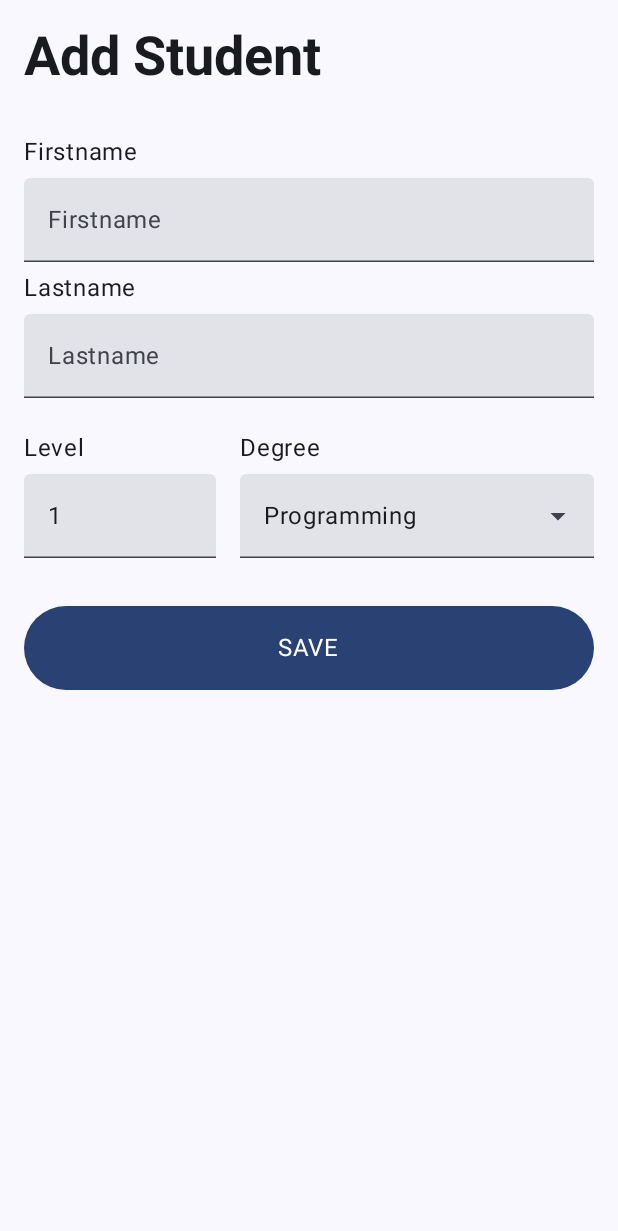
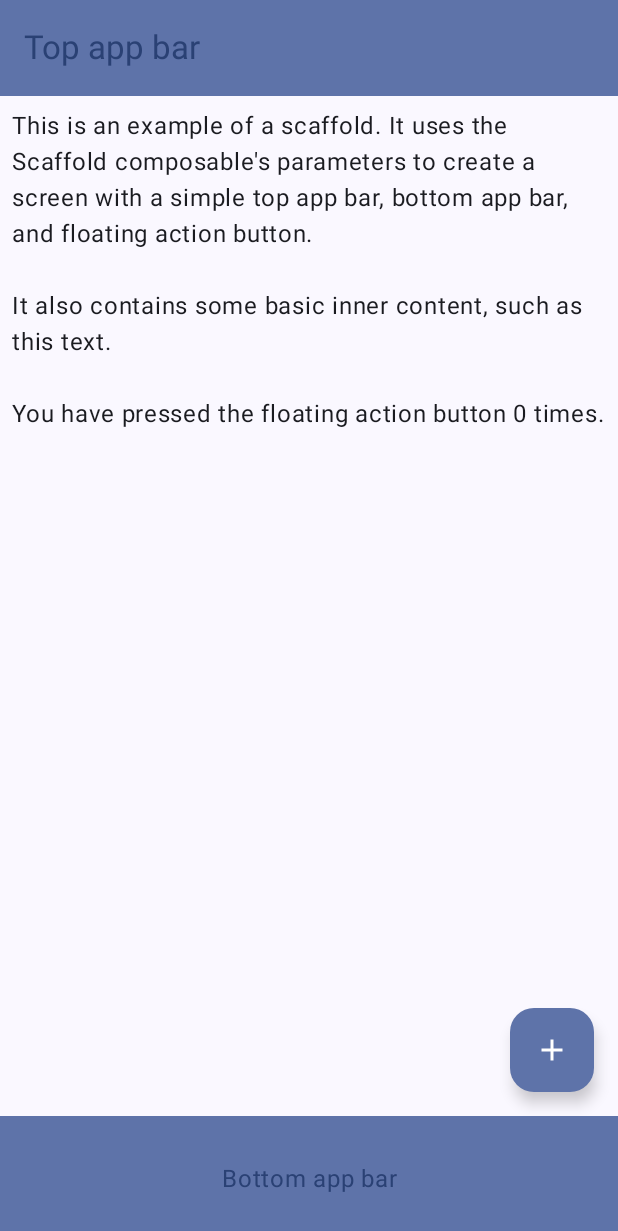
Before and after one commit to arcreane/kotlin-Septsept, an Android app built with Jetpack Compose: the @Preview function AddStudentAppPreview, on a phone screen of 412 x 824 dp. Shown: the top 1231 px of the screen. Run offline under Robolectric (Android 15) with nearby library versions, the phone set to English and light mode, and no system bars.

Commit message:
Ajout : - Vue des étudiants - Boutons popup pour ajouter des étudiants
Modification:
- Nom des fihciers (pour une meilleure compréhension

```diff
--- a/app/src/main/java/com/example/teammanager/ui/student/AddStudentApp.kt
+++ b/app/src/main/java/com/example/teammanager/ui/student/StudentApp.kt
@@ -14,7 +14,7 @@ fun AddStudentApp() {
             modifier = Modifier.fillMaxSize(),
             color = MaterialTheme.colorScheme.background
         ) {
-            AddStudentScreen()
+            StudentViewScreen()
         }
     }
 }
--- a/app/src/main/java/com/example/teammanager/ui/student/AddStudentScreen.kt
+++ b/app/src/main/java/com/example/teammanager/ui/student/StudentEntryScreen.kt
@@ -36,9 +36,12 @@ import com.example.teammanager.ui.util.DegreeUtil
 import com.example.teammanager.R
 import com.example.teammanager.ui.component.DegreeDropdownMenu
 
+
+
+
 @SuppressLint("StringFormatInvalid")
 @Composable
-fun AddStudentScreen() {
+fun StudentEntryScreen() {
 
     var firstname by rememberSaveable { mutableStateOf("") };
     var lastname by rememberSaveable { mutableStateOf("") };
@@ -46,6 +49,7 @@ fun AddStudentScreen() {
     var isMaxLevelError by rememberSaveable { mutableStateOf(false) }
     var degree by rememberSaveable { mutableStateOf(DegreeUtil.Degree.Programming.name) }
     val context = LocalContext.current
+
 
     Column(
         modifier = Modifier
@@ -137,7 +141,7 @@ fun AddStudentScreen() {
                 .height(56.dp)
                 .align(Alignment.CenterHorizontally),
             onClick = {
-                StudentValidation(
+                StudentEntryValidation(
                     lastname = lastname,
                     firstname = firstname,
                     level = level,
--- a/app/src/main/java/com/example/teammanager/ui/student/StudentValidation.kt
+++ b/app/src/main/java/com/example/teammanager/ui/student/StudentEntryValidation.kt
@@ -2,7 +2,7 @@ package com.example.teammanager.ui.student
 
 import com.example.teammanager.R
 
-fun StudentValidation (
+fun StudentEntryValidation (
     firstname: String,
     lastname: String,
     level: String,
--- /dev/null
+++ b/app/src/main/java/com/example/teammanager/ui/student/StudentViewScreen.kt
@@ -0,0 +1,111 @@
+package com.example.teammanager.ui.student
+
+import androidx.compose.foundation.layout.Arrangement
+import androidx.compose.foundation.layout.Column
+import androidx.compose.foundation.layout.fillMaxWidth
+import androidx.compose.foundation.layout.padding
+import androidx.compose.material.icons.Icons
+import androidx.compose.material.icons.filled.Add
+import androidx.compose.material3.AlertDialog
+import androidx.compose.material3.BottomAppBar
+import androidx.compose.material3.Button
+import androidx.compose.material3.ExperimentalMaterial3Api
+import androidx.compose.material3.FloatingActionButton
+import androidx.compose.material3.Icon
+import androidx.compose.material3.MaterialTheme
+import androidx.compose.material3.Scaffold
+import androidx.compose.material3.Text
+import androidx.compose.material3.TopAppBar
+import androidx.compose.material3.TopAppBarDefaults.topAppBarColors
+import androidx.compose.runtime.Composable
+import androidx.compose.runtime.getValue
+import androidx.compose.runtime.mutableIntStateOf
+import androidx.compose.runtime.mutableStateOf
+import androidx.compose.runtime.remember
+import androidx.compose.runtime.setValue
+import androidx.compose.ui.Modifier
+import androidx.compose.ui.text.style.TextAlign
+import androidx.compose.ui.unit.dp
+
+@OptIn(ExperimentalMaterial3Api::class)
+@Composable
+fun StudentViewScreen() {
+    var presses by remember { mutableIntStateOf(0) }
+    var showDialog by remember { mutableStateOf(false) }
+
+    Scaffold(
+        topBar = {
+            TopAppBar(
+                colors = topAppBarColors(
+                    containerColor = MaterialTheme.colorScheme.primaryContainer,
+                    titleContentColor = MaterialTheme.colorScheme.primary,
+                ),
+                title = {
+                    Text("Top app bar")
+                }
+            )
+        },
+        bottomBar = {
+            BottomAppBar(
+                containerColor = MaterialTheme.colorScheme.primaryContainer,
+                contentColor = MaterialTheme.colorScheme.primary,
+            ) {
+                Text(
+                    modifier = Modifier
+                        .fillMaxWidth(),
+                    textAlign = TextAlign.Center,
+                    text = "Bottom app bar",
+                )
+            }
+        },
+        floatingActionButton = {
+            FloatingActionButton(onClick = { showDialog = true }) {
+                Icon(Icons.Default.Add, contentDescription = "Add")
+            }
+        }
+    ) { innerPadding ->
+        Column(
+            modifier = Modifier
+                .padding(innerPadding),
+            verticalArrangement = Arrangement.spacedBy(16.dp),
+        ) {
+            Text(
+                modifier = Modifier.padding(8.dp),
+                text =
+                """
+                    This is an example of a scaffold. It uses the Scaffold composable's parameters to create a screen with a simple top app bar, bottom app bar, and floating action button.
+
+                    It also contains some basic inner content, such as this text.
+
+                    You have pressed the floating action button $presses times.
+                """.trimIndent(),
+            )
+        }
+    }
+
+    if (showDialog) {
+        AlertDialog(
+            onDismissRequest = { showDialog = false },
+            title = { Text("Add Student") },
+            text = {
+                StudentEntryScreen(
+                    onAddStudent = {
+                        // Logic to add student
+                        showDialog = false
+                        presses++
+                    }
+                )
+            },
+            confirmButton = {
+                Button(
+                    onClick = {
+                        // You can handle confirmation action if needed
+                        showDialog = false
+                    }
+                ) {
+                    Text("Close")
+                }
+            }
+        )
+    }
+}
```
